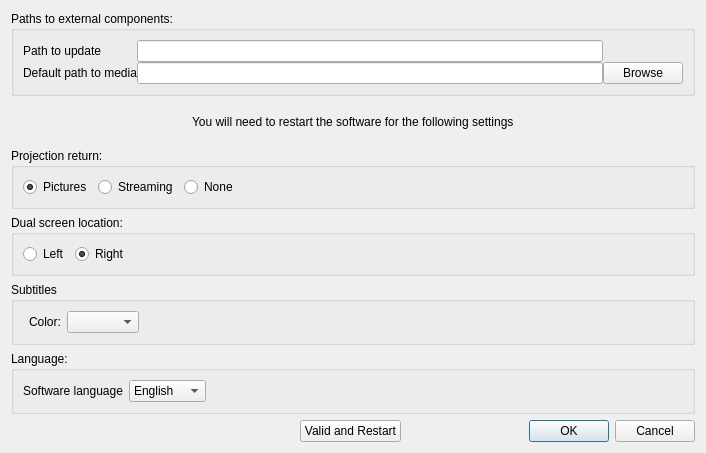
Before: the Qt Designer form src/settingswindow.ui in cinemaouvert/OPP, drawn with Qt 5.
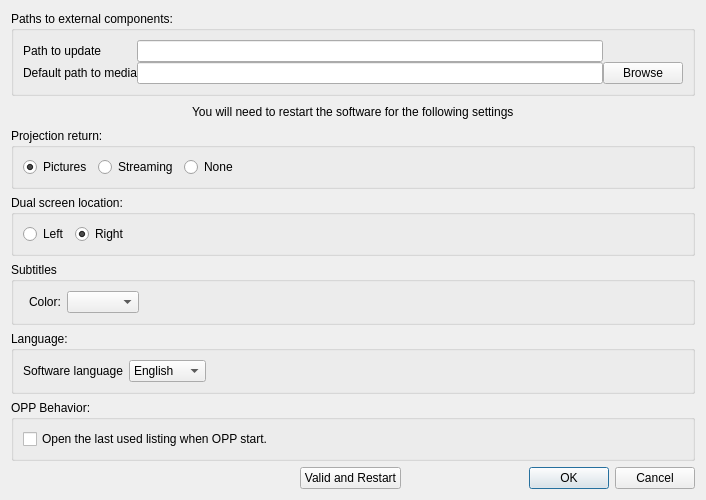
After: the same form once the commit is applied. Icons and pictures are not drawn.

Patch:
```diff
--- a/src/settingswindow.ui
+++ b/src/settingswindow.ui
@@ -287,6 +287,22 @@
      </layout>
     </widget>
    </item>
+   <item>
+    <widget class="QGroupBox" name="groupBox_6">
+     <property name="title">
+      <string>OPP Behavior:</string>
+     </property>
+     <layout class="QFormLayout" name="formLayout_6">
+      <item row="0" column="0">
+       <widget class="QCheckBox" name="openLastUsedListing">
+        <property name="text">
+         <string>Open the last used listing when OPP start.</string>
+        </property>
+       </widget>
+      </item>
+     </layout>
+    </widget>
+   </item>
    <item>
     <layout class="QHBoxLayout" name="horizontalLayout_4">
      <item>
```
